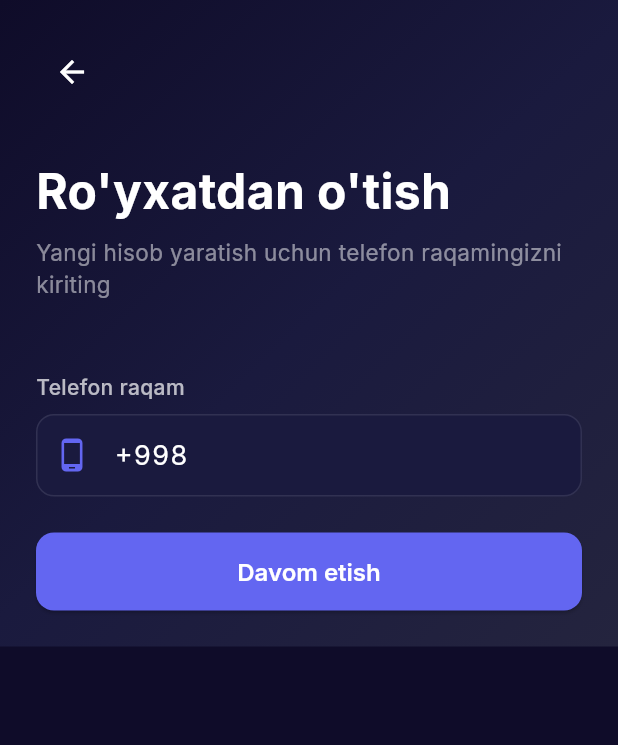
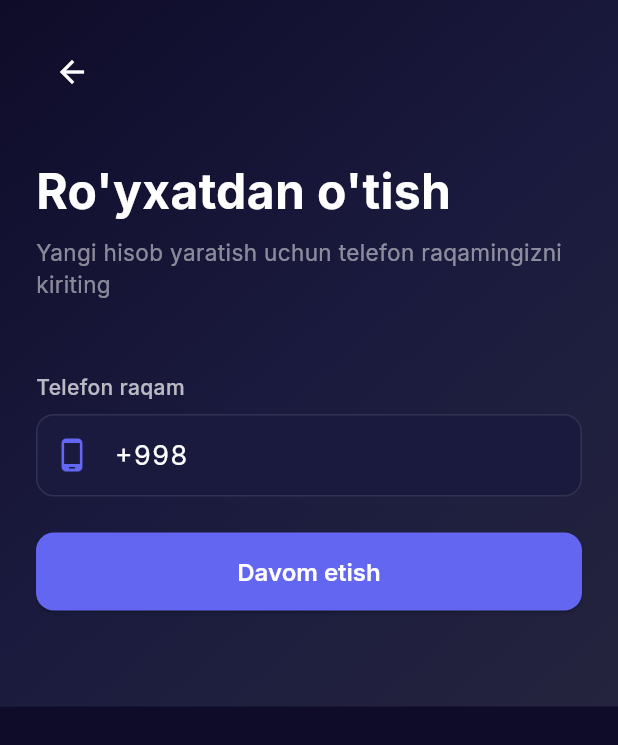
Before and after one commit to Jasurbek414/DriveON, a Flutter app: the screen it shows after launch, after a tap on "Kirish", after a tap on "Ro'yxatdan o'tish", on a phone screen of 412 x 824 dp. Shown: the top 745 px of the screen. Run offline on Flutter 3.47's test engine with Material 3 defaults, Android fonts, the phone set to English and light mode, and no system bars; our stand-ins replace flutter_secure_storage, go_router, google_fonts.

Commit message:
fix: resolve RenderFlex overflow by replacing Spacer with SizedBox

```diff
--- a/mobile/lib/screens/phone_entry_screen.dart
+++ b/mobile/lib/screens/phone_entry_screen.dart
@@ -84,7 +84,7 @@ class _PhoneEntryScreenState extends State<PhoneEntryScreen> {
                   ),
                 ],
               ),
-              const Spacer(),
+              const SizedBox(height: 60),
               Center(child: Text("Kirish orqali foydalanish shartlariga\nrozilik bildirasiz", textAlign: TextAlign.center,
                 style: TextStyle(color: Colors.white.withOpacity(0.3), fontSize: 12))),
             ]),
--- a/mobile/lib/screens/register_screen.dart
+++ b/mobile/lib/screens/register_screen.dart
@@ -72,6 +72,7 @@ class _RegisterScreenState extends State<RegisterScreen> {
                       : const Text('Davom etish'),
                   ),
                 ),
+                const SizedBox(height: 40),
               ]),
             ),
           ),
```
